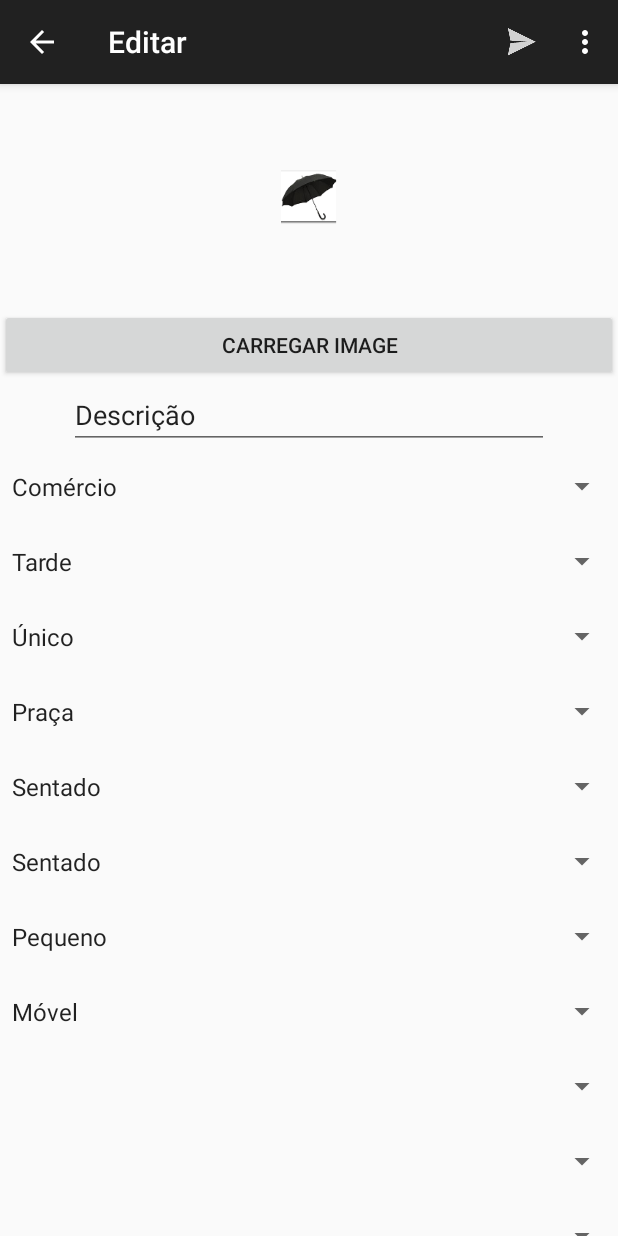
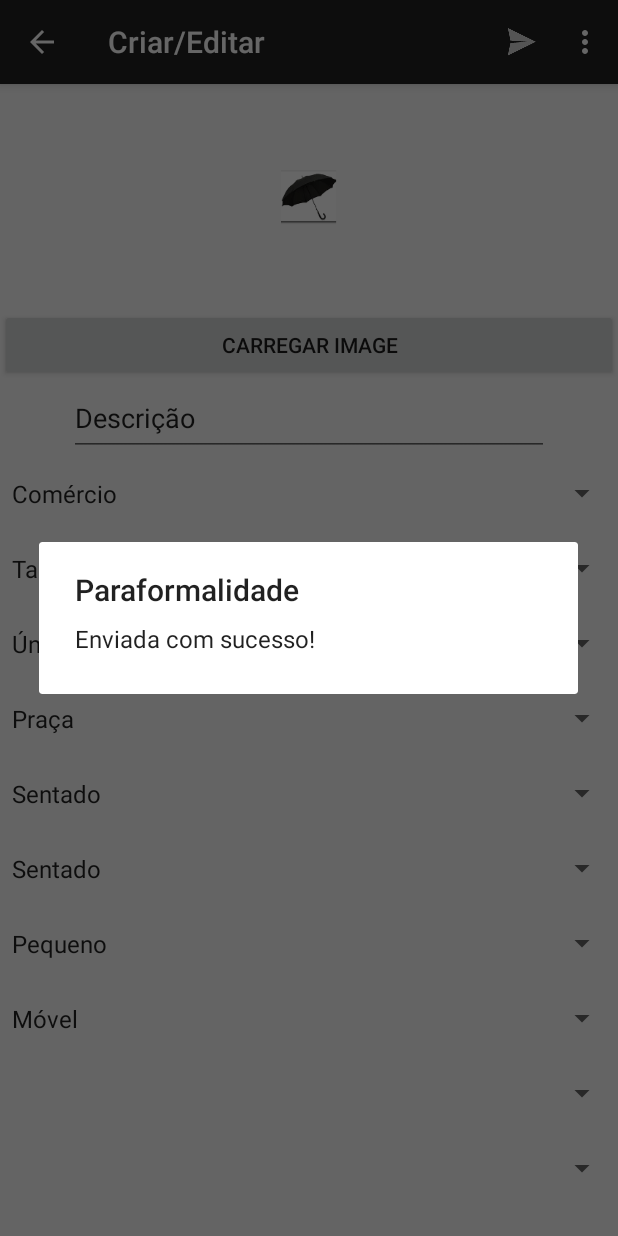
Before and after one commit to glaucomunsberg/mumbai, an Android app: the EditParaformalidadeActivity screen opened directly, with no data from a screen before it, after a tap on "Enviar", on a phone screen of 412 x 824 dp. Run offline under Robolectric (Android 15) with nearby library versions, the phone set to English and light mode, and no system bars; 2 statements that could not run were skipped.

Commit message:
Activitys: Improve a alert basic and choose file/cam when add paraformalidade

```diff
--- a/android/Mumbai/mumbai/src/main/AndroidManifest.xml
+++ b/android/Mumbai/mumbai/src/main/AndroidManifest.xml
@@ -35,7 +35,7 @@
         android:theme="@style/AppTheme" >
         <meta-data
             android:name="com.google.android.maps.v2.API_KEY"
-            android:value="AIzaSyAUQ6aiaMjplBnTnjKJbvckhbb-9ANXB-Y">
+            android:value="">
         </meta-data>
         <meta-data
             android:name="com.google.android.gms.version"
--- a/android/Mumbai/mumbai/src/main/java/com/plataformaparaformal/Mumbai/EditParaformalidadeActivity.java
+++ b/android/Mumbai/mumbai/src/main/java/com/plataformaparaformal/Mumbai/EditParaformalidadeActivity.java
@@ -1,13 +1,21 @@
 package com.plataformaparaformal.Mumbai;
 
+import android.app.AlertDialog;
+import android.content.DialogInterface;
 import android.content.Intent;
+import android.os.Build;
 import android.support.v7.app.ActionBarActivity;
 import android.os.Bundle;
 import android.view.Menu;
 import android.view.MenuItem;
+import android.view.View;
 import android.widget.ArrayAdapter;
+import android.widget.Button;
 
 import com.plataformaparaformal.Mumbai.util.MultiSelectSpinner;
+
+import java.util.ArrayList;
+import java.util.Collections;
 
 
 public class EditParaformalidadeActivity extends ActionBarActivity {
@@ -17,8 +25,13 @@ public class EditParaformalidadeActivity extends ActionBarActivity {
         super.onCreate(savedInstanceState);
         setContentView(R.layout.activity_edit_paraformalidade);
 
-        getActionBar().setTitle(R.string.edit_title);
-        getActionBar().setSubtitle(R.string.edit_subTitle);
+        if(Build.VERSION.SDK_INT > 10){
+            getActionBar().setTitle(R.string.edit_title);
+            getActionBar().setSubtitle(R.string.edit_subTitle);
+        }else{
+            getSupportActionBar().setTitle(R.string.edit_title);
+            getSupportActionBar().setSubtitle(R.string.edit_subTitle);
+        }
 
         MultiSelectSpinner multiSelectSpinner;
         ArrayAdapter<String> adapter;
@@ -43,6 +56,30 @@ public class EditParaformalidadeActivity extends ActionBarActivity {
         multiSelectSpinner.setItems(testArray);
         multiSelectSpinner.setSelection(0);
 
+
+        Button botton = (Button) findViewById(R.id.edit_btnUpload);
+        botton.setOnClickListener(new View.OnClickListener() {
+            @Override
+            public void onClick(View view) {
+
+
+                AlertDialog.Builder builder = new AlertDialog.Builder(view.getContext());
+                builder.setTitle(R.string.alert_edit_chooseUploadTitle);
+                builder.setItems(R.array.edit_choosePictureOrigins, new DialogInterface.OnClickListener() {
+                    @Override
+                    public void onClick(DialogInterface dialogInterface, int i) {
+                        /**
+                         * UIASUIHIUAH
+                         */
+                    }
+                });
+                AlertDialog alert = builder.create();
+                alert.show();
+
+
+            }
+        });
+
     }
 
     @Override
@@ -65,6 +102,13 @@ public class EditParaformalidadeActivity extends ActionBarActivity {
                 myIntent = new Intent(this, SettingsActivity.class);
                 startActivity(myIntent);
                 break;
+            case R.id.edit_send:
+                AlertDialog.Builder edit_send = new AlertDialog.Builder(this);
+                edit_send.setMessage(R.string.alert_edit_message).setTitle(R.string.alert_edit_title);
+                AlertDialog dialog = edit_send.create();
+                dialog.show();
+                break;
+
         }
 
         return super.onOptionsItemSelected(item);
--- a/android/Mumbai/mumbai/src/main/res/layout/activity_edit_paraformalidade.xml
+++ b/android/Mumbai/mumbai/src/main/res/layout/activity_edit_paraformalidade.xml
@@ -40,7 +40,7 @@
                 android:focusable="false"
                 android:inputType="text"
                 android:width="@dimen/abc_config_prefDialogWidth"
-                android:layout_height="wrap_content"
+                android:layout_height="50dp"
                 android:layout_width="wrap_content"
                 android:layout_span="2"
                 android:layout_gravity="center"
--- a/android/Mumbai/mumbai/src/main/res/values/arrays.xml
+++ b/android/Mumbai/mumbai/src/main/res/values/arrays.xml
@@ -77,4 +77,9 @@
         <item>Chuva</item>
         <item>Quente</item>
     </string-array>
+
+    <string-array name="edit_choosePictureOrigins">
+        <item>Câmera</item>
+        <item>Arquivos</item>
+    </string-array>
 </resources>
--- a/android/Mumbai/mumbai/src/main/res/values/dimens.xml
+++ b/android/Mumbai/mumbai/src/main/res/values/dimens.xml
@@ -3,7 +3,7 @@
 
     <!-- Default screen margins, per the Android Design guidelines. -->
     <dimen name="activity_horizontal_margin">16dp</dimen>
-    <dimen name="activity_vertical_margin">16dp</dimen>
+    <dimen name="activity_vertical_margin">46dp</dimen>
     <dimen name="navigation_drawer_width">240dp</dimen>
 
 </resources>
--- a/android/Mumbai/mumbai/src/main/res/values/strings.xml
+++ b/android/Mumbai/mumbai/src/main/res/values/strings.xml
@@ -31,8 +31,8 @@
     <string name="settings_accountFacebookDetail">Não Vinculado</string>
     <string name="settings_accountTwitter">Twitter API Account</string>
     <string name="settings_accountTwitterDetail">Não Vinculado</string>
-    <string name="see_title">Informações</string>
-    <string name="see_subTitle">Detalhes da Paraformalidade</string>
+    <string name="see_title">Detalhes</string>
+    <string name="see_subTitle">Cena X</string>
     <string name="see_imageDetail">Imagem Exibição</string>
     <string name="see_date">10–12–2013</string>
     <string name="see_paraformaliade">Paraformalidade</string>
@@ -45,18 +45,21 @@
     <string name="imageFull_image">Visulizador de Imagem</string>
     <string name="imageFull_title">Visualizador de Imagens</string>
     <string name="imageFull_subTitle">Cena A</string>
-    <string name="edit_title">Editar</string>
-    <string name="edit_subTitle">Conhece alguma mudança?</string>
+    <string name="edit_title">Criar/Editar</string>
+    <string name="edit_subTitle">Cena Y</string>
     <string name="edit_imgDetail">Detalhes da Imagem</string>
     <string name="edit_btnUpload">Carregar Image</string>
     <string name="edit_description">Descrição</string>
     <string name="edit_send">Enviar</string>
     <string name="edit_settings">Configurações</string>
-    <string name="search_title">Tags</string>
-    <string name="search_subTitle">Filtre as paraformalidades</string>
+    <string name="search_title">Filtrar</string>
+    <string name="search_subTitle">Use Tags</string>
     <string name="search_discard">Limpar Filtros</string>
     <string name="search_filter">Filtrar</string>
     <string name="search_settings">Configuracação</string>
-    <string name="title_activity_search">SearchActivity</string>
 
+    <string name="alert_edit_title">Paraformalidade</string>
+    <string name="alert_edit_message">Enviada com sucesso!</string>
+    <string name="alert_edit_chooseUploadTitle">Escolha</string>
+    <string name="alert_edit_chooseUploadMessage"></string>
 </resources>
```
Also changed, not shown: android/Mumbai/mumbai/src/main/res/layout/activity_principal.xml (+7 -2 lines).
